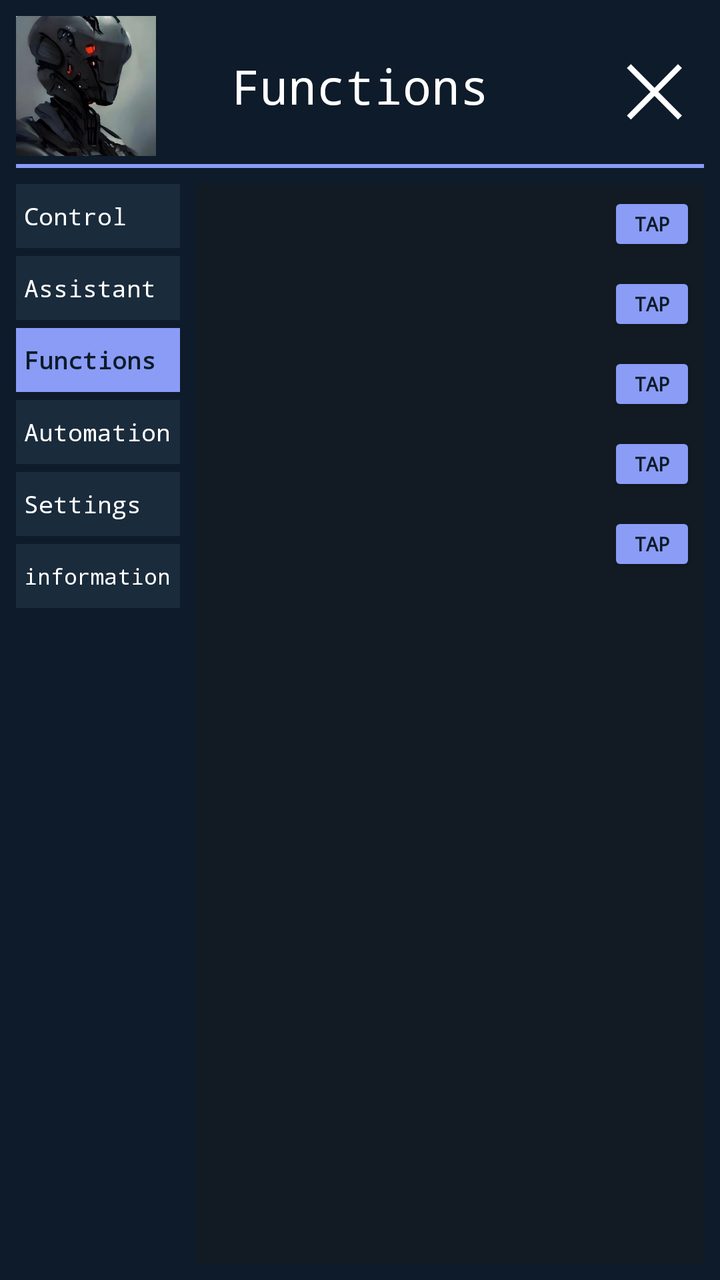
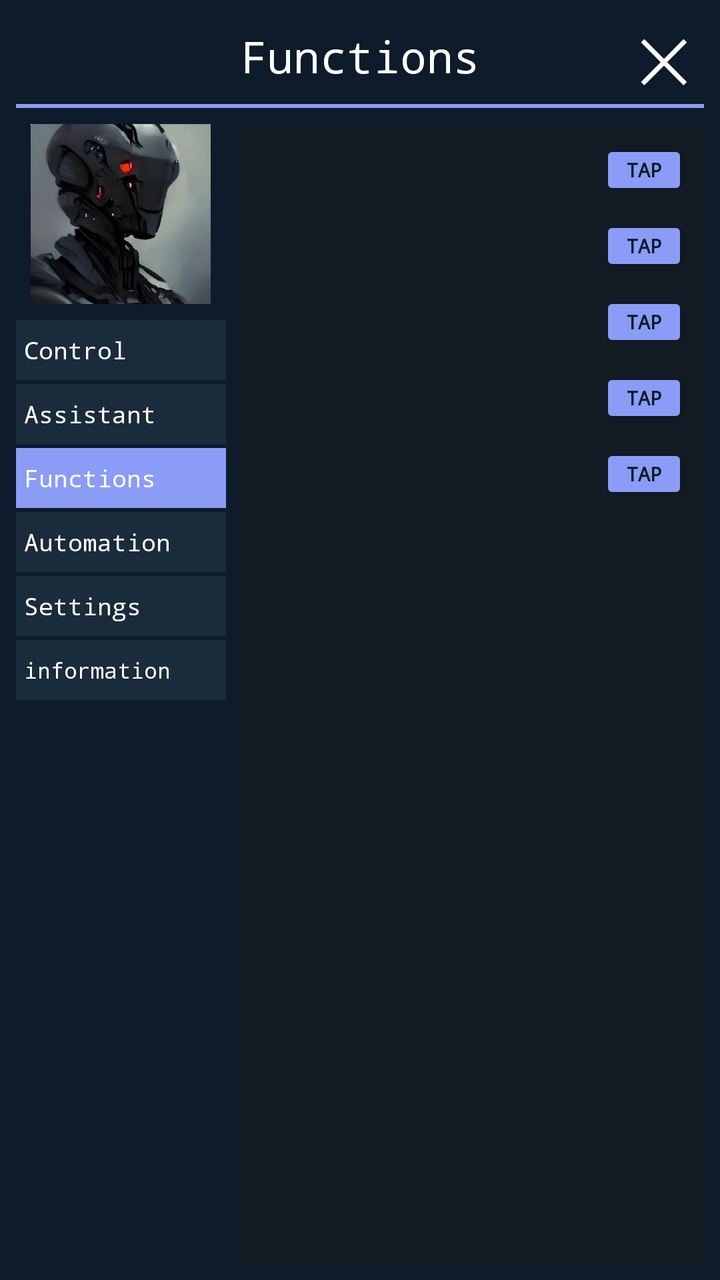

Compare the two renders of this Android layout. The source of the first and the diff that turns it into the second are given below.
<!-- AndroidManifest.xml: application theme Theme.Floater -->
<!-- res/layout/floating_menu.xml -->
<?xml version="1.0" encoding="utf-8"?>
<LinearLayout xmlns:android="http://schemas.android.com/apk/res/android"
    android:layout_width="441dp"
    android:layout_height="290dp"
    android:orientation="vertical"
    android:background="#0D1B2A"
    android:padding="8dp">

    
    <RelativeLayout
        android:id="@+id/topBar"
        android:layout_width="match_parent"
        android:layout_height="70dp"
        android:layout_marginBottom="4dp">

        <ImageView
            android:id="@+id/robotImage"
            android:layout_width="70dp"
            android:layout_height="70dp"
            android:src="@drawable/robot_img"
            android:scaleType="centerCrop"
            android:layout_alignParentStart="true" />

        <TextView
            android:id="@+id/menuTitle"
            android:layout_width="wrap_content"
            android:layout_height="wrap_content"
            android:text="Functions"
            android:textColor="#FFFFFF"
            android:textSize="24sp"
            android:fontFamily="monospace"
            android:layout_centerHorizontal="true"
            android:layout_centerVertical="true" />

        <TextView
            android:id="@+id/closeBtn"
            android:layout_width="50dp"
            android:layout_height="50dp"
            android:text="✕"
            android:textColor="#FFFFFF"
            android:textSize="36sp"
            android:gravity="center"
            android:layout_alignParentEnd="true"
            android:layout_centerVertical="true" />
    </RelativeLayout>

    
    <View
        android:layout_width="match_parent"
        android:layout_height="2dp"
        android:background="#8A9CF5"
        android:layout_marginBottom="8dp" />

    
    <LinearLayout
        android:layout_width="match_parent"
        android:layout_height="match_parent"
        android:orientation="horizontal">

        
        <LinearLayout
            android:layout_width="82dp"
            android:layout_height="wrap_content"
            android:orientation="vertical"
            android:layout_marginEnd="8dp">

            <TextView android:id="@+id/catControl" android:layout_width="82dp" android:layout_height="32dp" android:text="Control" android:textColor="#FFFFFF" android:fontFamily="monospace" android:textSize="12sp" android:gravity="center_vertical" android:paddingStart="4dp" android:background="#1A2B3C" android:layout_marginBottom="4dp"/>
            <TextView android:id="@+id/catAssistant" android:layout_width="82dp" android:layout_height="32dp" android:text="Assistant" android:textColor="#FFFFFF" android:fontFamily="monospace" android:textSize="12sp" android:gravity="center_vertical" android:paddingStart="4dp" android:background="#1A2B3C" android:layout_marginBottom="4dp"/>
            
            <TextView android:id="@+id/catFunctions" android:layout_width="82dp" android:layout_height="32dp" android:text="Functions" android:textColor="#0D1B2A" android:fontFamily="monospace" android:textSize="12sp" android:textStyle="bold" android:gravity="center_vertical" android:paddingStart="4dp" android:background="#8A9CF5" android:layout_marginBottom="4dp"/>
            <TextView android:id="@+id/catAutomation" android:layout_width="82dp" android:layout_height="32dp" android:text="Automation" android:textColor="#FFFFFF" android:fontFamily="monospace" android:textSize="12sp" android:gravity="center_vertical" android:paddingStart="4dp" android:background="#1A2B3C" android:layout_marginBottom="4dp"/>
            <TextView android:id="@+id/catSettings" android:layout_width="82dp" android:layout_height="32dp" android:text="Settings" android:textColor="#FFFFFF" android:fontFamily="monospace" android:textSize="12sp" android:gravity="center_vertical" android:paddingStart="4dp" android:background="#1A2B3C" android:layout_marginBottom="4dp"/>
            <TextView android:id="@+id/catInfo" android:layout_width="82dp" android:layout_height="32dp" android:text="information" android:textColor="#FFFFFF" android:fontFamily="monospace" android:textSize="11sp" android:gravity="center_vertical" android:paddingStart="4dp" android:background="#1A2B3C" />
        </LinearLayout>

        
        <RelativeLayout
            android:layout_width="match_parent"
            android:layout_height="match_parent"
            android:background="#121A24"
            android:padding="4dp">

            
            <TextView
                android:id="@+id/funcName"
                android:layout_width="240dp"
                android:layout_height="wrap_content"
                android:text=""
                android:textColor="#FFFFFF"
                android:textSize="24sp"
                android:fontFamily="monospace"
                android:layout_alignParentStart="true"
                android:layout_alignParentTop="true"
                android:layout_marginTop="8dp" />

            
            <LinearLayout
                android:layout_width="44dp"
                android:layout_height="wrap_content"
                android:orientation="vertical"
                android:layout_alignParentEnd="true"
                android:layout_alignParentTop="true">

                <Button android:id="@+id/btnTap1" android:layout_width="44dp" android:layout_height="32dp" android:text="Tap" android:textColor="#0D1B2A" android:fontFamily="monospace" android:textStyle="bold" android:textSize="10sp" android:backgroundTint="#8A9CF5" android:padding="0dp" android:layout_marginBottom="8dp"/>
                <Button android:id="@+id/btnTap2" android:layout_width="44dp" android:layout_height="32dp" android:text="Tap" android:textColor="#0D1B2A" android:fontFamily="monospace" android:textStyle="bold" android:textSize="10sp" android:backgroundTint="#8A9CF5" android:padding="0dp" android:layout_marginBottom="8dp"/>
                <Button android:id="@+id/btnTap3" android:layout_width="44dp" android:layout_height="32dp" android:text="Tap" android:textColor="#0D1B2A" android:fontFamily="monospace" android:textStyle="bold" android:textSize="10sp" android:backgroundTint="#8A9CF5" android:padding="0dp" android:layout_marginBottom="8dp"/>
                <Button android:id="@+id/btnTap4" android:layout_width="44dp" android:layout_height="32dp" android:text="Tap" android:textColor="#0D1B2A" android:fontFamily="monospace" android:textStyle="bold" android:textSize="10sp" android:backgroundTint="#8A9CF5" android:padding="0dp" android:layout_marginBottom="8dp"/>
                <Button android:id="@+id/btnTap5" android:layout_width="44dp" android:layout_height="32dp" android:text="Tap" android:textColor="#0D1B2A" android:fontFamily="monospace" android:textStyle="bold" android:textSize="10sp" android:backgroundTint="#8A9CF5" android:padding="0dp"/>
            </LinearLayout>
        </RelativeLayout>
    </LinearLayout>
</LinearLayout>
<!-- resources referenced by this layout -->
<resources>
  <!-- drawable robot_img: png bitmap (drawable, 30413 bytes) -->
  <style name="Theme.Floater" parent="Theme.AppCompat.NoActionBar">
          <item name="android:statusBarColor">#000000</item>
      </style>
</resources>

<!-- the commit's change to res/layout/floating_menu.xml (unified diff, before → after) -->
@@ -1,7 +1,7 @@
 <?xml version="1.0" encoding="utf-8"?>
 <LinearLayout xmlns:android="http://schemas.android.com/apk/res/android"
-    android:layout_width="441dp"
-    android:layout_height="290dp"
+    android:layout_width="410dp"
+    android:layout_height="300dp"
     android:orientation="vertical"
     android:background="#0D1B2A"
     android:padding="8dp">
@@ -10,16 +10,8 @@
     <RelativeLayout
         android:id="@+id/topBar"
         android:layout_width="match_parent"
-        android:layout_height="70dp"
+        android:layout_height="40dp"
         android:layout_marginBottom="4dp">
-
-        <ImageView
-            android:id="@+id/robotImage"
-            android:layout_width="70dp"
-            android:layout_height="70dp"
-            android:src="@drawable/robot_img"
-            android:scaleType="centerCrop"
-            android:layout_alignParentStart="true" />
 
         <TextView
             android:id="@+id/menuTitle"
@@ -27,24 +19,23 @@
             android:layout_height="wrap_content"
             android:text="Functions"
             android:textColor="#FFFFFF"
-            android:textSize="24sp"
+            android:textSize="22sp"
             android:fontFamily="monospace"
             android:layout_centerHorizontal="true"
             android:layout_centerVertical="true" />
 
         <TextView
             android:id="@+id/closeBtn"
-            android:layout_width="50dp"
-            android:layout_height="50dp"
+            android:layout_width="40dp"
+            android:layout_height="40dp"
             android:text="✕"
             android:textColor="#FFFFFF"
-            android:textSize="36sp"
+            android:textSize="30sp"
             android:gravity="center"
             android:layout_alignParentEnd="true"
             android:layout_centerVertical="true" />
     </RelativeLayout>
 
-    
     <View
         android:layout_width="match_parent"
         android:layout_height="2dp"
@@ -59,54 +50,68 @@
 
         
         <LinearLayout
-            android:layout_width="82dp"
-            android:layout_height="wrap_content"
+            android:layout_width="105dp"
+            android:layout_height="match_parent"
             android:orientation="vertical"
             android:layout_marginEnd="8dp">
 
-            <TextView android:id="@+id/catControl" android:layout_width="82dp" android:layout_height="32dp" android:text="Control" android:textColor="#FFFFFF" android:fontFamily="monospace" android:textSize="12sp" android:gravity="center_vertical" android:paddingStart="4dp" android:background="#1A2B3C" android:layout_marginBottom="4dp"/>
-            <TextView android:id="@+id/catAssistant" android:layout_width="82dp" android:layout_height="32dp" android:text="Assistant" android:textColor="#FFFFFF" android:fontFamily="monospace" android:textSize="12sp" android:gravity="center_vertical" android:paddingStart="4dp" android:background="#1A2B3C" android:layout_marginBottom="4dp"/>
             
-            <TextView android:id="@+id/catFunctions" android:layout_width="82dp" android:layout_height="32dp" android:text="Functions" android:textColor="#0D1B2A" android:fontFamily="monospace" android:textSize="12sp" android:textStyle="bold" android:gravity="center_vertical" android:paddingStart="4dp" android:background="#8A9CF5" android:layout_marginBottom="4dp"/>
-            <TextView android:id="@+id/catAutomation" android:layout_width="82dp" android:layout_height="32dp" android:text="Automation" android:textColor="#FFFFFF" android:fontFamily="monospace" android:textSize="12sp" android:gravity="center_vertical" android:paddingStart="4dp" android:background="#1A2B3C" android:layout_marginBottom="4dp"/>
-            <TextView android:id="@+id/catSettings" android:layout_width="82dp" android:layout_height="32dp" android:text="Settings" android:textColor="#FFFFFF" android:fontFamily="monospace" android:textSize="12sp" android:gravity="center_vertical" android:paddingStart="4dp" android:background="#1A2B3C" android:layout_marginBottom="4dp"/>
-            <TextView android:id="@+id/catInfo" android:layout_width="82dp" android:layout_height="32dp" android:text="information" android:textColor="#FFFFFF" android:fontFamily="monospace" android:textSize="11sp" android:gravity="center_vertical" android:paddingStart="4dp" android:background="#1A2B3C" />
+            <ImageView
+                android:id="@+id/robotImage"
+                android:layout_width="90dp"
+                android:layout_height="90dp"
+                android:src="@drawable/robot_img"
+                android:scaleType="centerCrop"
+                android:layout_marginBottom="8dp"
+                android:layout_gravity="center_horizontal"/>
+
+            
+            <TextView android:id="@+id/catControl" android:layout_width="match_parent" android:layout_height="30dp" android:text="Control" android:textColor="#FFFFFF" android:fontFamily="monospace" android:textSize="12sp" android:gravity="center_vertical" android:paddingStart="4dp" android:background="#1A2B3C" android:layout_marginBottom="2dp"/>
+            <TextView android:id="@+id/catAssistant" android:layout_width="match_parent" android:layout_height="30dp" android:text="Assistant" android:textColor="#FFFFFF" android:fontFamily="monospace" android:textSize="12sp" android:gravity="center_vertical" android:paddingStart="4dp" android:background="#1A2B3C" android:layout_marginBottom="2dp"/>
+            <TextView android:id="@+id/catFunctions" android:layout_width="match_parent" android:layout_height="30dp" android:text="Functions" android:textColor="#FFFFFF" android:fontFamily="monospace" android:textSize="12sp" android:gravity="center_vertical" android:paddingStart="4dp" android:background="#8A9CF5" android:layout_marginBottom="2dp"/>
+            <TextView android:id="@+id/catAutomation" android:layout_width="match_parent" android:layout_height="30dp" android:text="Automation" android:textColor="#FFFFFF" android:fontFamily="monospace" android:textSize="12sp" android:gravity="center_vertical" android:paddingStart="4dp" android:background="#1A2B3C" android:layout_marginBottom="2dp"/>
+            <TextView android:id="@+id/catSettings" android:layout_width="match_parent" android:layout_height="30dp" android:text="Settings" android:textColor="#FFFFFF" android:fontFamily="monospace" android:textSize="12sp" android:gravity="center_vertical" android:paddingStart="4dp" android:background="#1A2B3C" android:layout_marginBottom="2dp"/>
+            <TextView android:id="@+id/catInfo" android:layout_width="match_parent" android:layout_height="30dp" android:text="information" android:textColor="#FFFFFF" android:fontFamily="monospace" android:textSize="11sp" android:gravity="center_vertical" android:paddingStart="4dp" android:background="#1A2B3C" />
         </LinearLayout>
 
         
-        <RelativeLayout
+        <LinearLayout
             android:layout_width="match_parent"
             android:layout_height="match_parent"
+            android:orientation="vertical"
             android:background="#121A24"
-            android:padding="4dp">
+            android:padding="8dp">
 
             
-            <TextView
-                android:id="@+id/funcName"
-                android:layout_width="240dp"
-                android:layout_height="wrap_content"
-                android:text=""
-                android:textColor="#FFFFFF"
-                android:textSize="24sp"
-                android:fontFamily="monospace"
-                android:layout_alignParentStart="true"
-                android:layout_alignParentTop="true"
-                android:layout_marginTop="8dp" />
+            <LinearLayout android:layout_width="match_parent" android:layout_height="wrap_content" android:orientation="horizontal" android:gravity="center_vertical" android:layout_marginBottom="8dp">
+                <TextView android:id="@+id/funcName1" android:layout_width="0dp" android:layout_weight="1" android:layout_height="wrap_content" android:text="" android:textColor="#FFFFFF" android:textSize="18sp" android:fontFamily="monospace" />
+                <Button android:id="@+id/btnTap1" android:layout_width="44dp" android:layout_height="30dp" android:text="Tap" android:textColor="#0D1B2A" android:fontFamily="monospace" android:textStyle="bold" android:textSize="10sp" android:backgroundTint="#8A9CF5" android:padding="0dp"/>
+            </LinearLayout>
 
             
-            <LinearLayout
-                android:layout_width="44dp"
-                android:layout_height="wrap_content"
-                android:orientation="vertical"
-                android:layout_alignParentEnd="true"
-                android:layout_alignParentTop="true">
+            <LinearLayout android:layout_width="match_parent" android:layout_height="wrap_content" android:orientation="horizontal" android:gravity="center_vertical" android:layout_marginBottom="8dp">
+                <TextView android:id="@+id/funcName2" android:layout_width="0dp" android:layout_weight="1" android:layout_height="wrap_content" android:text="" android:textColor="#FFFFFF" android:textSize="18sp" android:fontFamily="monospace" />
+                <Button android:id="@+id/btnTap2" android:layout_width="44dp" android:layout_height="30dp" android:text="Tap" android:textColor="#0D1B2A" android:fontFamily="monospace" android:textStyle="bold" android:textSize="10sp" android:backgroundTint="#8A9CF5" android:padding="0dp"/>
+            </LinearLayout>
 
-                <Button android:id="@+id/btnTap1" android:layout_width="44dp" android:layout_height="32dp" android:text="Tap" android:textColor="#0D1B2A" android:fontFamily="monospace" android:textStyle="bold" android:textSize="10sp" android:backgroundTint="#8A9CF5" android:padding="0dp" android:layout_marginBottom="8dp"/>
-                <Button android:id="@+id/btnTap2" android:layout_width="44dp" android:layout_height="32dp" android:text="Tap" android:textColor="#0D1B2A" android:fontFamily="monospace" android:textStyle="bold" android:textSize="10sp" android:backgroundTint="#8A9CF5" android:padding="0dp" android:layout_marginBottom="8dp"/>
-                <Button android:id="@+id/btnTap3" android:layout_width="44dp" android:layout_height="32dp" android:text="Tap" android:textColor="#0D1B2A" android:fontFamily="monospace" android:textStyle="bold" android:textSize="10sp" android:backgroundTint="#8A9CF5" android:padding="0dp" android:layout_marginBottom="8dp"/>
-                <Button android:id="@+id/btnTap4" android:layout_width="44dp" android:layout_height="32dp" android:text="Tap" android:textColor="#0D1B2A" android:fontFamily="monospace" android:textStyle="bold" android:textSize="10sp" android:backgroundTint="#8A9CF5" android:padding="0dp" android:layout_marginBottom="8dp"/>
-                <Button android:id="@+id/btnTap5" android:layout_width="44dp" android:layout_height="32dp" android:text="Tap" android:textColor="#0D1B2A" android:fontFamily="monospace" android:textStyle="bold" android:textSize="10sp" android:backgroundTint="#8A9CF5" android:padding="0dp"/>
+            
+            <LinearLayout android:layout_width="match_parent" android:layout_height="wrap_content" android:orientation="horizontal" android:gravity="center_vertical" android:layout_marginBottom="8dp">
+                <TextView android:id="@+id/funcName3" android:layout_width="0dp" android:layout_weight="1" android:layout_height="wrap_content" android:text="" android:textColor="#FFFFFF" android:textSize="18sp" android:fontFamily="monospace" />
+                <Button android:id="@+id/btnTap3" android:layout_width="44dp" android:layout_height="30dp" android:text="Tap" android:textColor="#0D1B2A" android:fontFamily="monospace" android:textStyle="bold" android:textSize="10sp" android:backgroundTint="#8A9CF5" android:padding="0dp"/>
             </LinearLayout>
-        </RelativeLayout>
+
+            
+            <LinearLayout android:layout_width="match_parent" android:layout_height="wrap_content" android:orientation="horizontal" android:gravity="center_vertical" android:layout_marginBottom="8dp">
+                <TextView android:id="@+id/funcName4" android:layout_width="0dp" android:layout_weight="1" android:layout_height="wrap_content" android:text="" android:textColor="#FFFFFF" android:textSize="18sp" android:fontFamily="monospace" />
+                <Button android:id="@+id/btnTap4" android:layout_width="44dp" android:layout_height="30dp" android:text="Tap" android:textColor="#0D1B2A" android:fontFamily="monospace" android:textStyle="bold" android:textSize="10sp" android:backgroundTint="#8A9CF5" android:padding="0dp"/>
+            </LinearLayout>
+
+            
+            <LinearLayout android:layout_width="match_parent" android:layout_height="wrap_content" android:orientation="horizontal" android:gravity="center_vertical">
+                <TextView android:id="@+id/funcName5" android:layout_width="0dp" android:layout_weight="1" android:layout_height="wrap_content" android:text="" android:textColor="#FFFFFF" android:textSize="18sp" android:fontFamily="monospace" />
+                <Button android:id="@+id/btnTap5" android:layout_width="44dp" android:layout_height="30dp" android:text="Tap" android:textColor="#0D1B2A" android:fontFamily="monospace" android:textStyle="bold" android:textSize="10sp" android:backgroundTint="#8A9CF5" android:padding="0dp"/>
+            </LinearLayout>
+
+        </LinearLayout>
     </LinearLayout>
 </LinearLayout>
